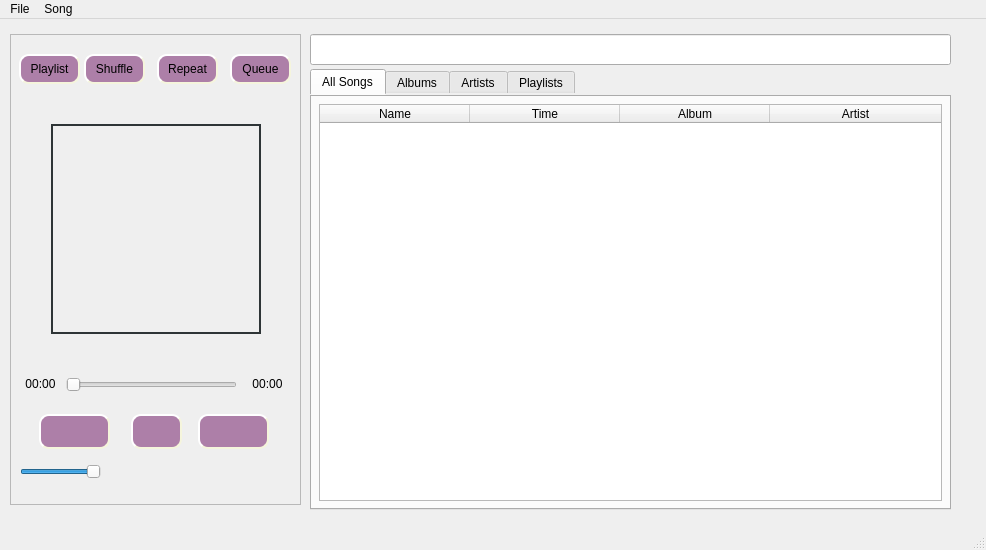
pirxus/waPlayer, file src/player.ui: the form before one commit.
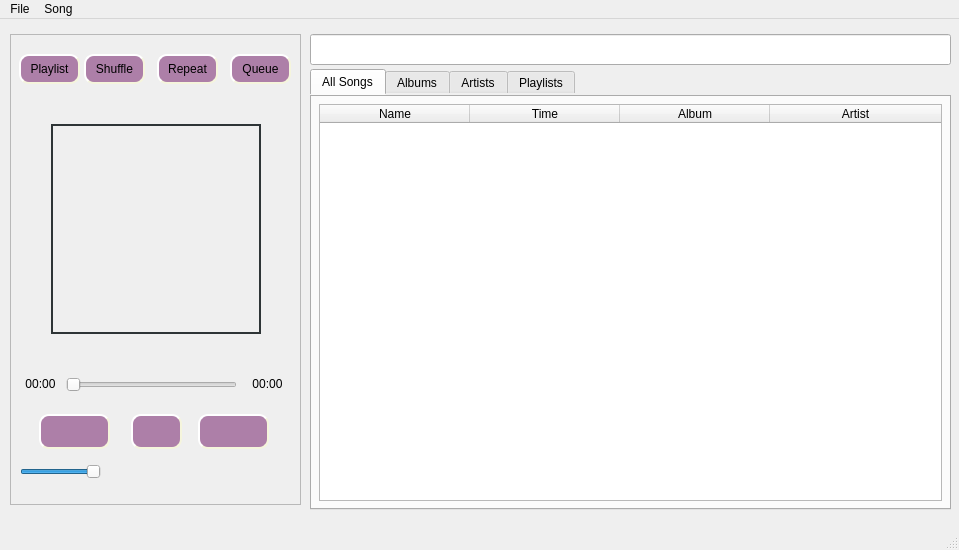
The form after the commit. Icons and pictures are not drawn.

```diff
--- a/src/player.ui
+++ b/src/player.ui
@@ -6,7 +6,7 @@
    <rect>
     <x>0</x>
     <y>0</y>
-    <width>986</width>
+    <width>959</width>
     <height>550</height>
    </rect>
   </property>
@@ -498,7 +498,7 @@
     <rect>
      <x>0</x>
      <y>0</y>
-     <width>986</width>
+     <width>959</width>
      <height>29</height>
     </rect>
    </property>
```
Left out of the diff: 41 changed lines with no effect on the pictures.
